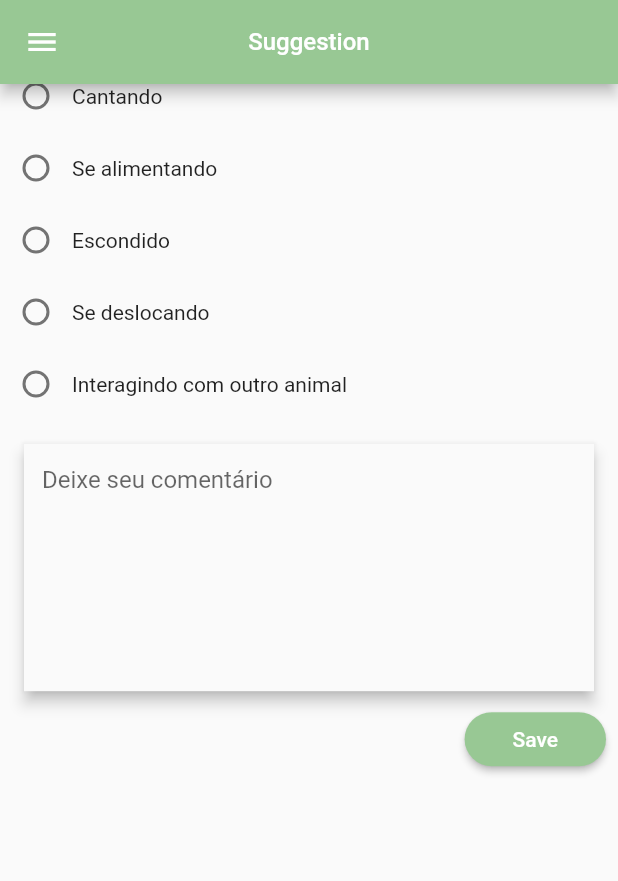
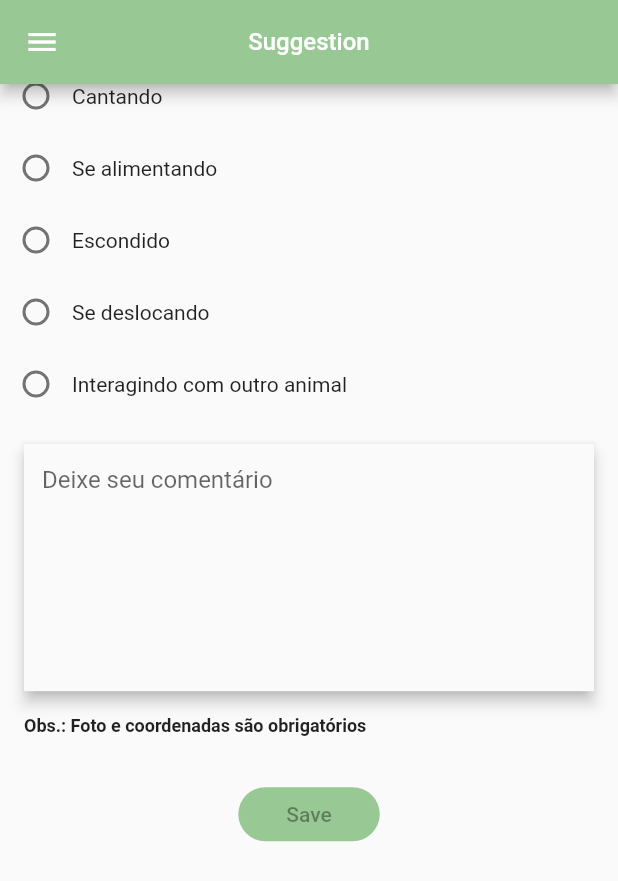
Before and after one commit to Alexandrebmx5/biotapajos-app, a Flutter app: the SuggestionsScreen screen opened by its route, scrolled down 812 dp, on a phone screen of 412 x 824 dp. Shown: the top 881 px of the screen. Run offline on Flutter 3.47's test engine with Material 2 defaults, Android fonts, the light colour scheme and no system bars; our stand-ins replace animate_do, carousel_pro, cloud_firestore, file_picker, firebase_auth, firebase_core and 10 more; accounts and stored records are empty; generated files the repository leaves out were written again.

Commit message:
changes specie and about us

```diff
--- a/lib/views/ListSpecies.dart
+++ b/lib/views/ListSpecies.dart
@@ -1,6 +1,5 @@
 import 'package:biotapajos_app/components/AppBar.dart';
 import 'package:biotapajos_app/components/Buttons.dart';
-import 'package:biotapajos_app/components/DrawerNavigation.dart';
 import 'package:biotapajos_app/components/EasyLoading.dart';
 import 'package:biotapajos_app/components/Inputs.dart';
 import 'package:biotapajos_app/generated/l10n.dart';
@@ -95,7 +94,6 @@ class _ListSpeciesState extends State<ListSpecies> {
     return Scaffold(
       resizeToAvoidBottomInset: false,
       appBar: appBar(title: widget.specie.name),
-      drawer: drawer(context: context),
       body: body(id: widget.specie.id),
     );
   }
--- a/lib/views/SpeciesInformation.dart
+++ b/lib/views/SpeciesInformation.dart
@@ -1,6 +1,5 @@
 import 'package:audioplayers/audioplayers.dart';
 import 'package:biotapajos_app/components/AppBar.dart';
-import 'package:biotapajos_app/components/DrawerNavigation.dart';
 import 'package:biotapajos_app/components/Texts.dart';
 import 'package:biotapajos_app/generated/l10n.dart';
 import 'package:biotapajos_app/models/SpecieDetail.dart';
@@ -89,7 +88,6 @@ class _SpeciesInformationState extends State<SpeciesInformation> {
     specieDetail = s;
     return Scaffold(
       appBar: appBar(title: specieDetail.specie),
-      drawer: drawer(context: context),
       body: body(),
     );
   }
--- a/lib/views/Suggestions.dart
+++ b/lib/views/Suggestions.dart
@@ -113,7 +113,7 @@ class _SuggestionsScreenState extends State<SuggestionsScreen> {
       children: [
         Padding(
           padding: const EdgeInsets.only(left: 16, top: 16),
-          child: Text('Adicione uma imagem e uma coordenada:', style: TextStyle(fontSize: 16, fontWeight: FontWeight.bold),),
+          child: Text('Adicione uma imagem e uma coordenada: *', style: TextStyle(fontSize: 16, fontWeight: FontWeight.bold),),
         ),
         Padding(
           padding: const EdgeInsets.only(left: 16, right: 16, top: 16),
@@ -418,8 +418,12 @@ class _SuggestionsScreenState extends State<SuggestionsScreen> {
             ),
           ),
         ),
+        Padding(
+          padding: const EdgeInsets.only(left: 16, top: 16, bottom: 20),
+          child: Text('Obs.: Foto e coordenadas são obrigatórios', style: TextStyle(fontSize: 12, fontWeight: FontWeight.bold),),
+        ),
         Row(
-          mainAxisAlignment: MainAxisAlignment.end,
+          mainAxisAlignment: MainAxisAlignment.center,
           children: [
             Padding(
               padding: const EdgeInsets.all(8.0),
--- a/lib/views/about_us/list_collaborators.dart
+++ b/lib/views/about_us/list_collaborators.dart
@@ -89,11 +89,10 @@ class _ListCollaboratorsState extends State<ListCollaborators> {
                       padding: const EdgeInsets.all(16.0),
                       child: Column(
                         children: [
-                          if(collaborators[index].img.isEmpty)
+                          if(collaborators[index].img.isNotEmpty)
                             Image.network(
                               collaborators[index].img.first,
-                              width: 50,
-                              height: 50,
+                              height: 100,
                             ),
                           Padding(
                             padding: const EdgeInsets.only(top: 10),
--- a/lib/views/about_us/list_team.dart
+++ b/lib/views/about_us/list_team.dart
@@ -88,11 +88,10 @@ class _ListTeamState extends State<ListTeam> {
                       padding: const EdgeInsets.all(16.0),
                       child: Column(
                         children: [
-                          if(teams[index].img.isEmpty)
+                          if(teams[index].img.isNotEmpty)
                             Image.network(
                               teams[index].img.first,
-                              width: 50,
-                              height: 50,
+                              height: 100,
                             ),
                           Padding(
                             padding: const EdgeInsets.only(top: 10),
```
Also changed, not shown: lib/store/new_suggestion_store.dart (+10 -1 lines), lib/generated/intl/messages_pt.dart.
